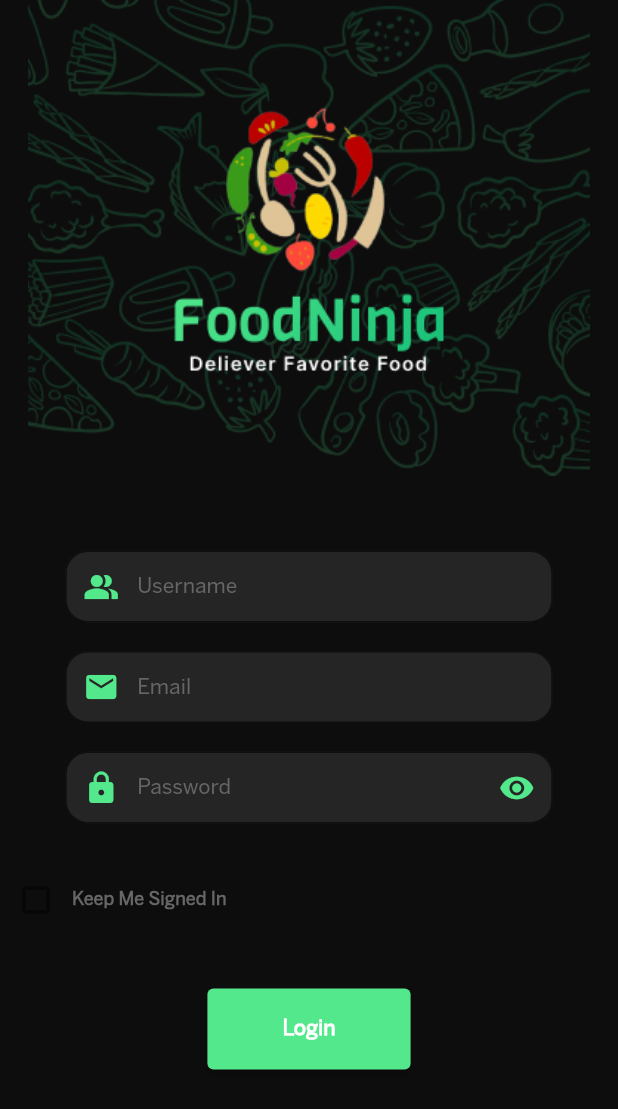
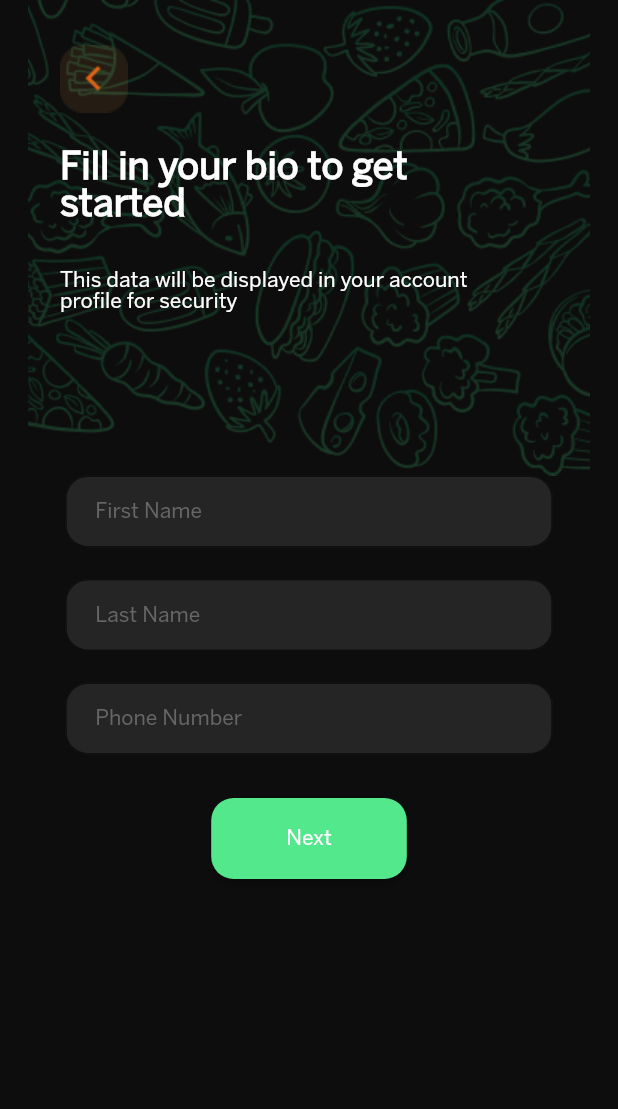
Before and after one commit to wahyuhidayat-dev/food_delivery, a Flutter app: the SignUpScreen screen opened directly, after a tap on "Login", on a phone screen of 412 x 824 dp. Shown: the top 1109 px of the screen. Run offline on Flutter 3.47's test engine with Material 2 defaults, Android fonts, the phone set to English and light mode, and no system bars.

Commit message:
update ui

```diff
--- a/lib/constants/const.dart
+++ b/lib/constants/const.dart
@@ -7,6 +7,12 @@ const illustration2 = "assets/images/Illustration2.png";
 const success = "assets/images/Illustration3.png";
 const facebooklogo = "assets/images/facebook.png";
 const googlelogo = "assets/images/googleicon.png";
+const icback = "assets/images/icon_back.png";
+
+const visa = "assets/images/visa.png";
+const paypal = "assets/images/paypal.png";
+const icgallery = "assets/images/Gallery.png";
+const iccamera = "assets/images/camera.png";
 
 const primaryButton = Color(0xFF53E88B);
 const whiteColor = Color(0xFFFFFFFF);
--- a/lib/pages/onboarding_one/onboarding_one_screen.dart
+++ b/lib/pages/onboarding_one/onboarding_one_screen.dart
@@ -63,6 +63,8 @@ class _OnboardingneState extends State<Onboardingne> {
                           builder: (context) => const Onboardingtwo()));
                 },
                 style: ElevatedButton.styleFrom(
+                   shape: RoundedRectangleBorder(
+                        borderRadius: BorderRadius.circular(15)),
                     primary: primaryButton,
                     padding: const EdgeInsets.symmetric(
                         horizontal: 50, vertical: 20)),
--- a/lib/pages/onboarding_two/onboarding_two_screen.dart
+++ b/lib/pages/onboarding_two/onboarding_two_screen.dart
@@ -63,6 +63,8 @@ class _OnboardingtwoState extends State<Onboardingtwo> {
                           builder: (context) => const SignInScreen()));
                 },
                 style: ElevatedButton.styleFrom(
+                   shape: RoundedRectangleBorder(
+                        borderRadius: BorderRadius.circular(15)),
                     primary: primaryButton,
                     padding: const EdgeInsets.symmetric(
                         horizontal: 50, vertical: 20)),
--- /dev/null
+++ b/lib/pages/sign_up_process/sign_up_process.dart
@@ -0,0 +1,160 @@
+import 'package:flutter/material.dart';
+import 'package:lk21/constants/const.dart';
+import 'package:lk21/pages/payment_method_screen/payment_methd_screen.dart';
+
+class SignUpProcess extends StatefulWidget {
+  const SignUpProcess({Key? key}) : super(key: key);
+
+  @override
+  _SignUpProcessState createState() => _SignUpProcessState();
+}
+
+class _SignUpProcessState extends State<SignUpProcess> {
+  @override
+  Widget build(BuildContext context) {
+    return Scaffold(
+      backgroundColor: blackColor,
+      body: SingleChildScrollView(
+        child: SizedBox(
+          width: double.infinity,
+          height: MediaQuery.of(context).size.height,
+          child: SafeArea(
+            child: Column(
+              children: [
+                Stack(
+                  children: [
+                    Align(
+                      alignment: Alignment.topCenter,
+                      child: Image.asset(
+                        patternSplash,
+                        fit: BoxFit.cover,
+                      ),
+                    ),
+                    Padding(
+                      padding: const EdgeInsets.only(top: 30, left: 40),
+                      child: InkWell(
+                        onTap: () {},
+                        child: SizedBox(
+                            width: 45, height: 45, child: Image.asset(icback)),
+                      ),
+                    ),
+                    Padding(
+                      padding: const EdgeInsets.only(top: 100, left: 40),
+                      child: Column(
+                        crossAxisAlignment: CrossAxisAlignment.start,
+                        mainAxisAlignment: MainAxisAlignment.start,
+                        children: [
+                          Text("Fill in your bio to get\nstarted",
+                              style: fontDefault.copyWith(
+                                  fontSize: 25,
+                                  color: whiteColor,
+                                  fontWeight: FontWeight.bold)),
+                          const SizedBox(
+                            height: 30,
+                          ),
+                          Text(
+                              "This data will be displayed in your account\nprofile for security",
+                              style: fontDefault.copyWith(
+                                  fontSize: 14,
+                                  color: whiteColor,
+                                  fontWeight: FontWeight.normal)),
+                        ],
+                      ),
+                    ),
+                  ],
+                ),
+                SizedBox(
+                  width: 325,
+                  height: 57,
+                  child: TextFormField(
+                      decoration: InputDecoration(
+                          filled: true,
+                          fillColor: backgroundInputText,
+                          contentPadding:
+                              const EdgeInsets.symmetric(horizontal: 20),
+                          border: OutlineInputBorder(
+                              borderRadius: BorderRadius.circular(15)),
+                          hintText: "First Name",
+                          hintStyle: fontDefault.copyWith(
+                              color: hintText,
+                              fontWeight: FontWeight.normal,
+                              fontSize: 14)),
+                      style: fontDefault.copyWith(
+                          color: whiteColor, fontWeight: FontWeight.normal)),
+                ),
+                const SizedBox(
+                  height: 12,
+                ),
+                SizedBox(
+                  width: 325,
+                  height: 57,
+                  child: TextFormField(
+                      decoration: InputDecoration(
+                          filled: true,
+                          fillColor: backgroundInputText,
+                          contentPadding:
+                              const EdgeInsets.symmetric(horizontal: 20),
+                          border: OutlineInputBorder(
+                              borderRadius: BorderRadius.circular(15)),
+                          hintText: "Last Name",
+                          hintStyle: fontDefault.copyWith(
+                              color: hintText,
+                              fontWeight: FontWeight.normal,
+                              fontSize: 14)),
+                      style: fontDefault.copyWith(
+                          color: whiteColor, fontWeight: FontWeight.normal)),
+                ),
+                const SizedBox(
+                  height: 12,
+                ),
+                SizedBox(
+                  width: 325,
+                  height: 57,
+                  child: TextFormField(
+                      decoration: InputDecoration(
+                          filled: true,
+                          fillColor: backgroundInputText,
+                          contentPadding:
+                              const EdgeInsets.symmetric(horizontal: 20),
+                          border: OutlineInputBorder(
+                              borderRadius: BorderRadius.circular(15)),
+                          hintText: "Phone Number",
+                          hintStyle: fontDefault.copyWith(
+                              color: hintText,
+                              fontWeight: FontWeight.normal,
+                              fontSize: 14)),
+                      style: fontDefault.copyWith(
+                          color: whiteColor, fontWeight: FontWeight.normal)),
+                ),
+                const SizedBox(
+                  height: 20,
+                ),
+                Align(
+                  alignment: Alignment.bottomCenter,
+                  child: ElevatedButton(
+                      style: ElevatedButton.styleFrom(
+                         shape: RoundedRectangleBorder(
+                              borderRadius: BorderRadius.circular(15)),
+                          primary: primaryButton,
+                          padding: const EdgeInsets.symmetric(
+                              horizontal: 50, vertical: 20)),
+                      onPressed: () {
+                        Navigator.pushReplacement(
+                            context,
+                            MaterialPageRoute(
+                                builder: (context) =>
+                                    const PaymentMethodScreen()));
+                      },
+                      child: Text(
+                        "Next",
+                        style: fontDefault.copyWith(),
+                      )),
+                )
+              ],
+            ),
+          ),
+        ),
+      ),
+    );
+  }
+}
--- a/lib/pages/signup_screen/sign_up_screen.dart
+++ b/lib/pages/signup_screen/sign_up_screen.dart
@@ -1,5 +1,6 @@
 import 'package:flutter/material.dart';
 import 'package:lk21/constants/const.dart';
+import 'package:lk21/pages/sign_up_process/sign_up_process.dart';
 
 class SignUpScreen extends StatefulWidget {
   const SignUpScreen({Key? key}) : super(key: key);
@@ -9,9 +10,22 @@ class SignUpScreen extends StatefulWidget {
 }
 
 class _SignUpScreenState extends State<SignUpScreen> {
-  bool isCheck = false;
+  bool isKeepMeSignIn = false;
+  bool isSubscribePromo = false;
   @override
   Widget build(BuildContext context) {
+    Color getColor(Set<MaterialState> states) {
+      const Set<MaterialState> interactiveStates = <MaterialState>{
+        MaterialState.pressed,
+        MaterialState.hovered,
+        MaterialState.focused,
+      };
+      if (states.any(interactiveStates.contains)) {
+        return whiteColor;
+      }
+      return primaryButton;
+    }
+
     return Scaffold(
       backgroundColor: blackColor,
       body: SafeArea(
@@ -51,7 +65,7 @@ class _SignUpScreenState extends State<SignUpScreen> {
                             filled: true,
                             fillColor: backgroundInputText,
                             contentPadding:
-                                const EdgeInsets.symmetric(horizontal: 10),
+                                const EdgeInsets.symmetric(horizontal: 20),
                             border: OutlineInputBorder(
                                 borderRadius: BorderRadius.circular(15)),
                             hintText: "Username",
@@ -75,7 +89,7 @@ class _SignUpScreenState extends State<SignUpScreen> {
                             filled: true,
                             fillColor: backgroundInputText,
                             contentPadding:
-                                const EdgeInsets.symmetric(horizontal: 10),
+                                const EdgeInsets.symmetric(horizontal: 20),
                             border: OutlineInputBorder(
                                 borderRadius: BorderRadius.circular(15)),
                             hintText: "Email",
@@ -105,7 +119,7 @@ class _SignUpScreenState extends State<SignUpScreen> {
                             filled: true,
                             fillColor: backgroundInputText,
                             contentPadding:
-                                const EdgeInsets.symmetric(horizontal: 10),
+                                const EdgeInsets.symmetric(horizontal: 20),
                             border: OutlineInputBorder(
                                 borderRadius: BorderRadius.circular(15)),
                             hintText: "Password",
@@ -119,15 +133,21 @@ class _SignUpScreenState extends State<SignUpScreen> {
                   const Divider(
                     height: 20,
                   ),
-                  Row(
+                  Padding(
+                    padding: const EdgeInsets.only(left: 40),
+                    child: Row(
                       mainAxisAlignment: MainAxisAlignment.start,
                       children: [
                         Checkbox(
-                        checkColor: primaryButton,
-                        value: isCheck,
+                          shape: RoundedRectangleBorder(
+                              borderRadius: BorderRadius.circular(10)),
+                          checkColor: whiteColor,
+                          value: isKeepMeSignIn,
+                          fillColor: MaterialStateProperty.resolveWith(
+                              (states) => getColor(states)),
                           onChanged: (bool? value) {
                             setState(() {
-                            isCheck = value!;
+                              isKeepMeSignIn = value!;
                             });
                           },
                         ),
@@ -140,6 +160,35 @@ class _SignUpScreenState extends State<SignUpScreen> {
                         ),
                       ],
                     ),
+                  ),
+                  Padding(
+                    padding: const EdgeInsets.only(left: 40),
+                    child: Row(
+                      mainAxisAlignment: MainAxisAlignment.start,
+                      children: [
+                        Checkbox(
+                          shape: RoundedRectangleBorder(
+                              borderRadius: BorderRadius.circular(10)),
+                          checkColor: whiteColor,
+                          value: isSubscribePromo,
+                          fillColor: MaterialStateProperty.resolveWith(
+                              (states) => getColor(states)),
+                          onChanged: (bool? value) {
+                            setState(() {
+                              isSubscribePromo = value!;
+                            });
+                          },
+                        ),
+                        Text(
+                          "Email Me About Special Pricing",
+                          style: fontDefault.copyWith(
+                              fontWeight: FontWeight.bold,
+                              color: hintText,
+                              fontSize: 12),
+                        ),
+                      ],
+                    ),
+                  ),
                   const Divider(
                     height: 35,
                   ),
@@ -148,9 +197,11 @@ class _SignUpScreenState extends State<SignUpScreen> {
                         Navigator.pushReplacement(
                             context,
                             MaterialPageRoute(
-                                builder: (context) => const SignUpScreen()));
+                                builder: (context) => const SignUpProcess()));
                       },
                       style: ElevatedButton.styleFrom(
+                          shape: RoundedRectangleBorder(
+                              borderRadius: BorderRadius.circular(15)),
                           primary: primaryButton,
                           padding: const EdgeInsets.symmetric(
                               horizontal: 50, vertical: 20)),
```
Also changed, not shown: lib/pages/payment_method_screen/payment_methd_screen.dart (added, +130 -0 lines), lib/pages/upload_photo/upload_photo_screen.dart (added, +155 -0 lines), assets/images/icon_back.png (added), 1 other file. Lines whose indentation alone changed are shown as unchanged.
